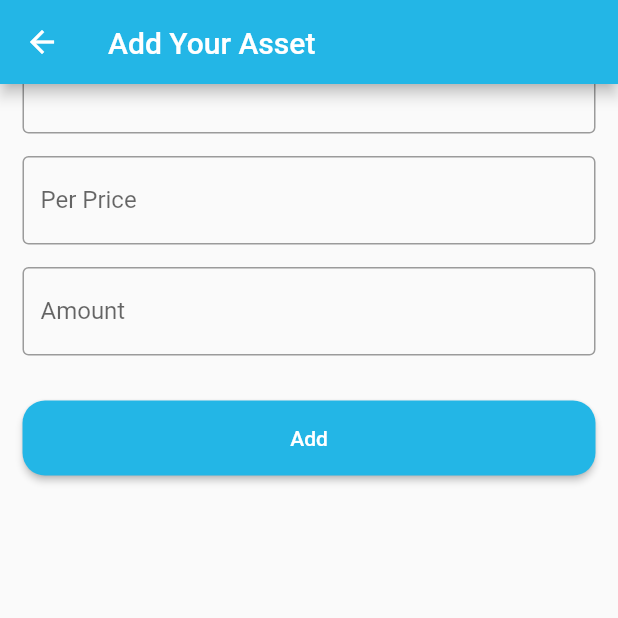
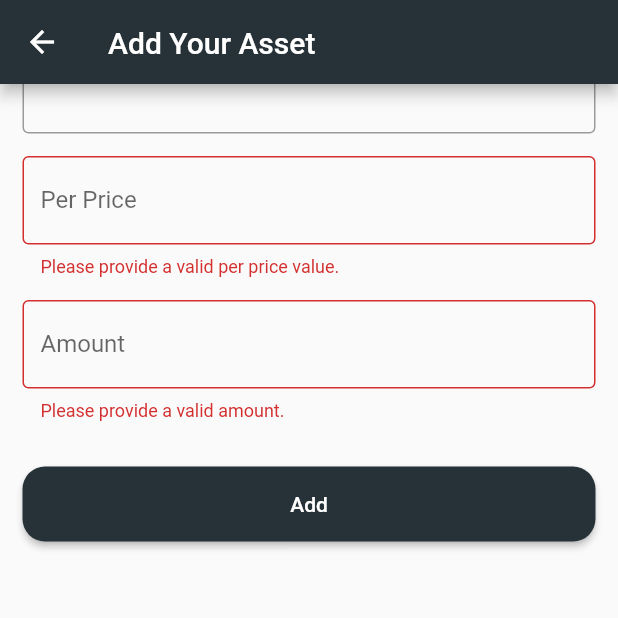
Before and after one commit to seakmengc/investment_portfolio, a Flutter app: the BuyScreeen screen opened directly, scrolled down 150 dp, after a tap on "Add", on a phone screen of 412 x 824 dp, the top half of it. Run offline on Flutter 3.47's test engine with Material 2 defaults, Android fonts, the phone set to English and light mode, and no system bars; drawn by our look-alikes of flutter_typeahead; our stand-ins replace cached_network_image, cloud_firestore, dio, firebase_auth, firebase_core, fl_chart and 3 more; accounts and stored records are empty; network calls fail.

Commit message:
fix: sell error calculation

```diff
--- a/lib/components/asset_list_tile.dart
+++ b/lib/components/asset_list_tile.dart
@@ -32,7 +32,7 @@ class AssetListTile extends StatelessWidget {
         children: [
           Text(this.asset.token.id),
           // Text('\$ 60,970.64'),
-          Text(this.asset.amount.toString()),
+          Text("Amount: " + this.asset.amount.toString()),
         ],
       ),
       trailing: Column(
--- a/lib/components/number_form_field.dart
+++ b/lib/components/number_form_field.dart
@@ -3,8 +3,9 @@ import 'package:flutter/material.dart';
 class NumberFormField extends StatelessWidget {
   final label;
   final TextEditingController? controller;
+  final String? Function(String?)? validator;
 
-  const NumberFormField({this.label, this.controller});
+  const NumberFormField({this.label, this.controller, this.validator});
 
   @override
   Widget build(BuildContext context) {
@@ -13,6 +14,7 @@ class NumberFormField extends StatelessWidget {
       keyboardType: TextInputType.numberWithOptions(
         decimal: true,
       ),
+      validator: this.validator,
       decoration: InputDecoration(
         border: OutlineInputBorder(),
         labelText: this.label,
--- a/lib/components/wallet/my_balance.dart
+++ b/lib/components/wallet/my_balance.dart
@@ -35,6 +35,7 @@ class MyBalance extends StatelessWidget {
     return Container(
       padding: const EdgeInsets.only(top: 50, left: 15, right: 15),
       width: double.infinity,
+      // color: Colors.blueGrey.shade900,
       color: Theme.of(context).primaryColor,
       height: 350,
       child: Column(
@@ -102,12 +103,12 @@ class MyBalance extends StatelessWidget {
       bought += element.totalPrice;
     });
 
-    final double changes = (bought - current) / 100.0;
+    final double changes = (current - bought) / 100.0;
     return Row(
       children: [
         AnimatedText(
           text: "\$ " +
-              new NumberFormat("#,##0.00", "en_US").format(bought - current),
+              new NumberFormat("#,##0.00", "en_US").format(current - bought),
           style: TextStyle(
             fontSize: 18,
             color: changes.isNegative ? Colors.red : Colors.green,
--- a/lib/main.dart
+++ b/lib/main.dart
@@ -29,9 +29,11 @@ class _MyAppState extends State<MyApp> {
       title: 'Investment Portfolio',
       theme: ThemeData.light().copyWith(
         // primaryColor: Colors.deepOrange[700],
-        primaryColor: Color(0xff23b6e6),
+        // primaryColor: Color(0xff23b6e6),
+        primaryColor: Colors.blueGrey.shade900,
         accentColor: const Color(0xff02d39a),
       ),
+      themeMode: ThemeMode.dark,
       home: FutureBuilder(
         future: Auth.initializeFirebase(context),
         builder: (context, snapshot) {
--- a/lib/models/asset.dart
+++ b/lib/models/asset.dart
@@ -62,9 +62,10 @@ class Asset extends ChangeNotifier {
         throw new Exception("Exceed max amount.");
       }
 
-      this.amount -= transac.amount;
+      double amount = this.amount - transac.amount;
 
-      this.price = (this.totalPrice - transac.totalPrice) / this.amount;
+      this.price = (this.totalPrice - transac.totalPrice) / amount;
+      this.amount = amount;
     }
 
     this.persist();
--- a/lib/screens/assets/buy.dart
+++ b/lib/screens/assets/buy.dart
@@ -23,7 +23,13 @@ class _BuyScreeenState extends State<BuyScreeen> {
   final amountController = TextEditingController();
   final tokenIdController = TextEditingController();
 
+  final _form = GlobalKey<FormState>();
+
   void addAsset(BuildContext context) async {
+    if (!_form.currentState!.validate()) {
+      return;
+    }
+
     print(perPriceController.text);
     print(amountController.text);
 
@@ -78,17 +84,42 @@ class _BuyScreeenState extends State<BuyScreeen> {
             future: getTokens(),
             builder: (ctx, snapshot) {
               if (snapshot.connectionState == ConnectionState.done) {
-                return Column(
+                return Form(
+                  key: _form,
+                  child: Column(
                     children: [
                       buildTokenSelection(),
                       SPACE_BETWEEN_ELEMENT,
                       NumberFormField(
                         label: 'Per Price',
+                        validator: (String? input) {
+                          if (input == null) {
+                            return 'Please provide a per price value.';
+                          }
+
+                          if (double.tryParse(input) == null) {
+                            return 'Please provide a valid per price value.';
+                          }
+
+                          return null;
+                        },
                         controller: perPriceController,
                       ),
                       SPACE_BETWEEN_ELEMENT,
                       NumberFormField(
                         label: 'Amount',
+                        validator: (String? input) {
+                          if (input == null) {
+                            return 'Please provide an amount.';
+                          }
+
+                          double? amount = double.tryParse(input);
+                          if (amount == null) {
+                            return 'Please provide a valid amount.';
+                          }
+
+                          return null;
+                        },
                         controller: amountController,
                       ),
                       SPACE_BETWEEN_ELEMENT,
@@ -101,6 +132,7 @@ class _BuyScreeenState extends State<BuyScreeen> {
                         onPressed: () => addAsset(context),
                       ),
                     ],
+                  ),
                 );
               }
 
--- a/lib/screens/assets/sell.dart
+++ b/lib/screens/assets/sell.dart
@@ -22,7 +22,15 @@ class _SellScreenState extends State<SellScreen> {
   final amountController = TextEditingController();
   final assetIdController = TextEditingController();
 
+  final _form = GlobalKey<FormState>();
+
+  Asset? _selected;
+
   void sellAsset(BuildContext context) async {
+    if (!_form.currentState!.validate()) {
+      return;
+    }
+
     print(perPriceController.text);
     print(amountController.text);
 
@@ -68,9 +76,72 @@ class _SellScreenState extends State<SellScreen> {
         body: SingleChildScrollView(
           padding:
               const EdgeInsets.only(top: 30, left: 15, right: 15, bottom: 10),
+          child: Form(
+            autovalidateMode: AutovalidateMode.onUserInteraction,
+            key: _form,
             child: Column(
               children: [
-              TypeAheadField(
+                buildTokenSelection(),
+                SPACE_BETWEEN_ELEMENT,
+                NumberFormField(
+                  label: 'Per Price',
+                  validator: (String? input) {
+                    if (input == null) {
+                      return 'Please provide a per price value.';
+                    }
+
+                    if (double.tryParse(input) == null) {
+                      return 'Please provide a valid per price value.';
+                    }
+
+                    return null;
+                  },
+                  controller: perPriceController,
+                ),
+                SPACE_BETWEEN_ELEMENT,
+                NumberFormField(
+                  label: 'Amount',
+                  validator: (String? input) {
+                    if (input == null) {
+                      return 'Please provide an amount.';
+                    }
+
+                    double? amount = double.tryParse(input);
+                    if (amount == null) {
+                      return 'Please provide a valid amount.';
+                    }
+
+                    if (_selected == null) {
+                      return 'Please select a token first.';
+                    }
+
+                    if (amount > _selected!.amount) {
+                      return 'Amount can\'t exceed ${_selected!.amount}.';
+                    }
+
+                    return null;
+                  },
+                  controller: amountController,
+                ),
+                SPACE_BETWEEN_ELEMENT,
+                SPACE_BETWEEN_ELEMENT,
+                RoundedButton(
+                  text: 'Sell',
+                  textColor: Colors.white,
+                  height: 50,
+                  minWidth: double.infinity,
+                  onPressed: () => sellAsset(context),
+                ),
+              ],
+            ),
+          ),
+        ),
+      ),
+    );
+  }
+
+  TypeAheadField<Object> buildTokenSelection() {
+    return TypeAheadField(
       hideSuggestionsOnKeyboardHide: false,
       textFieldConfiguration: TextFieldConfiguration(
         autofocus: true,
@@ -96,31 +167,9 @@ class _SellScreenState extends State<SellScreen> {
         final asset = suggestion as Asset;
 
         assetIdController.value = TextEditingValue(text: asset.id);
+
+        _selected = asset;
       },
-              ),
-              SPACE_BETWEEN_ELEMENT,
-              NumberFormField(
-                label: 'Per Price',
-                controller: perPriceController,
-              ),
-              SPACE_BETWEEN_ELEMENT,
-              NumberFormField(
-                label: 'Amount',
-                controller: amountController,
-              ),
-              SPACE_BETWEEN_ELEMENT,
-              SPACE_BETWEEN_ELEMENT,
-              RoundedButton(
-                text: 'Sell',
-                textColor: Colors.white,
-                height: 50,
-                minWidth: double.infinity,
-                onPressed: () => sellAsset(context),
-              ),
-            ],
-          ),
-        ),
-      ),
     );
   }
 
--- a/lib/screens/dashboard.dart
+++ b/lib/screens/dashboard.dart
@@ -73,7 +73,7 @@ class _DashboardScreenState extends State<DashboardScreen>
           ),
           BottomNavigationBarItem(
             icon: Icon(Icons.bar_chart),
-            label: 'Markets',
+            label: 'Market',
           ),
           BottomNavigationBarItem(
             icon: Icon(Icons.settings),
```
Also changed, not shown: lib/components/image_renderer.dart (+16 -4 lines), lib/components/token_list_tile.dart (+2 -11 lines), lib/screens/wallets.dart (+19 -17 lines). Lines whose indentation alone changed are shown as unchanged.
